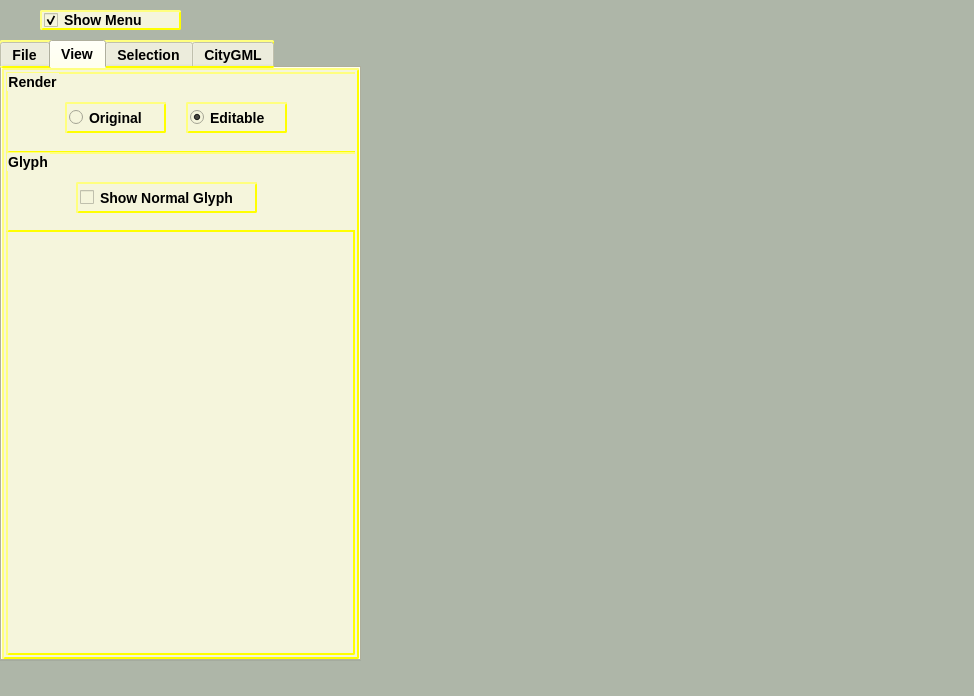
Old version of the form forms/mainwindow.ui in the repository pranjal23/osg2citygml.
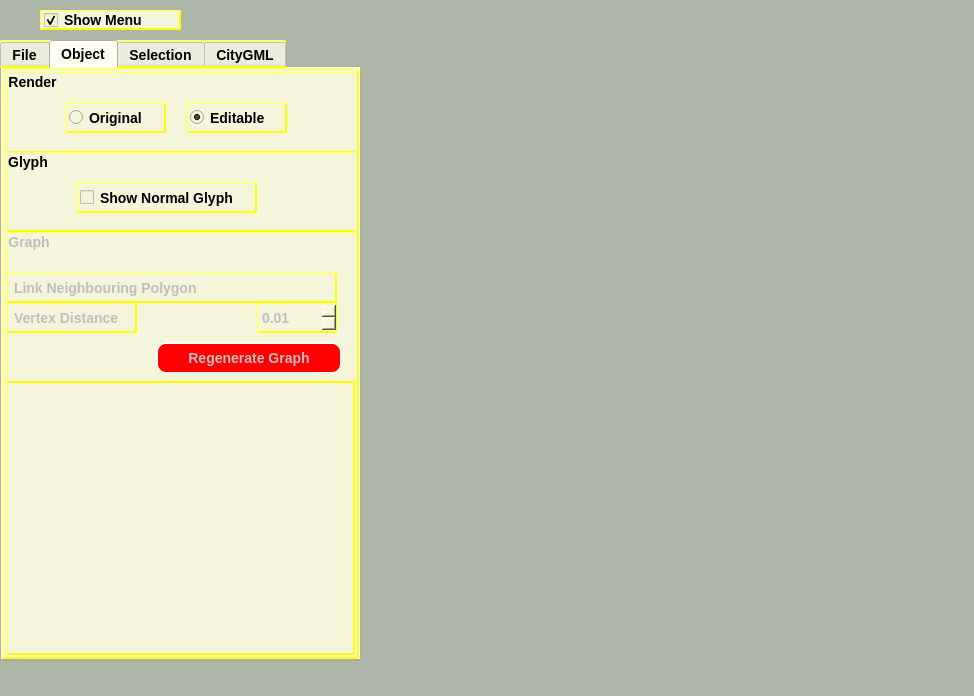
New version of the form. The open tabs and pages were chosen to show the change. Icons and pictures are not drawn. Custom widgets are drawn as their Qt base class.

```diff
--- a/forms/mainwindow.ui
+++ b/forms/mainwindow.ui
@@ -878,7 +878,7 @@
    </widget>
    <widget class="QWidget" name="tab_4">
     <attribute name="title">
-     <string>View</string>
+     <string>Object</string>
     </attribute>
     <widget class="QGroupBox" name="groupBox_rendering">
      <property name="geometry">
@@ -959,6 +959,100 @@
       </property>
      </widget>
     </widget>
+    <widget class="QGroupBox" name="groupBox_3">
+     <property name="enabled">
+      <bool>false</bool>
+     </property>
+     <property name="geometry">
+      <rect>
+       <x>0</x>
+       <y>160</y>
+       <width>351</width>
+       <height>151</height>
+      </rect>
+     </property>
+     <property name="title">
+      <string>Graph</string>
+     </property>
+     <widget class="QDoubleSpinBox" name="link_vert_dist_sb">
+      <property name="geometry">
+       <rect>
+        <x>250</x>
+        <y>70</y>
+        <width>81</width>
+        <height>31</height>
+       </rect>
+      </property>
+      <property name="minimum">
+       <double>0.000000000000000</double>
+      </property>
+      <property name="singleStep">
+       <double>0.010000000000000</double>
+      </property>
+      <property name="value">
+       <double>0.010000000000000</double>
+      </property>
+     </widget>
+     <widget class="QPushButton" name="regenerate_graph_btn">
+      <property name="geometry">
+       <rect>
+        <x>150</x>
+        <y>110</y>
+        <width>186</width>
+        <height>32</height>
+       </rect>
+      </property>
+      <property name="styleSheet">
+       <string notr="true">QPushButton {
+    background-color: red;
+    border-style: outset;
+    border-width: 2px;
+    border-radius: 10px;
+    border-color: beige;
+    font: bold 14px;
+    min-width: 10em;
+    padding: 6px;
+}
+QPushButton:pressed {
+    background-color: rgb(224, 0, 0);
+    border-style: inset;
+}
+QPushButton:checked {
+    background-color: rgb(200, 0, 0);
+    border-style: inset;
+}</string>
+      </property>
+      <property name="text">
+       <string>Regenerate Graph</string>
+      </property>
+     </widget>
+     <widget class="QLabel" name="label_3">
+      <property name="geometry">
+       <rect>
+        <x>0</x>
+        <y>70</y>
+        <width>131</width>
+        <height>31</height>
+       </rect>
+      </property>
+      <property name="text">
+       <string>Vertex Distance</string>
+      </property>
+     </widget>
+     <widget class="QLabel" name="label_5">
+      <property name="geometry">
+       <rect>
+        <x>0</x>
+        <y>40</y>
+        <width>331</width>
+        <height>31</height>
+       </rect>
+      </property>
+      <property name="text">
+       <string>Link Neighbouring Polygon</string>
+      </property>
+     </widget>
+    </widget>
    </widget>
    <widget class="QWidget" name="tab_2">
     <attribute name="title">
```
Left out of the diff: 12 changed lines with no effect on the pictures.
